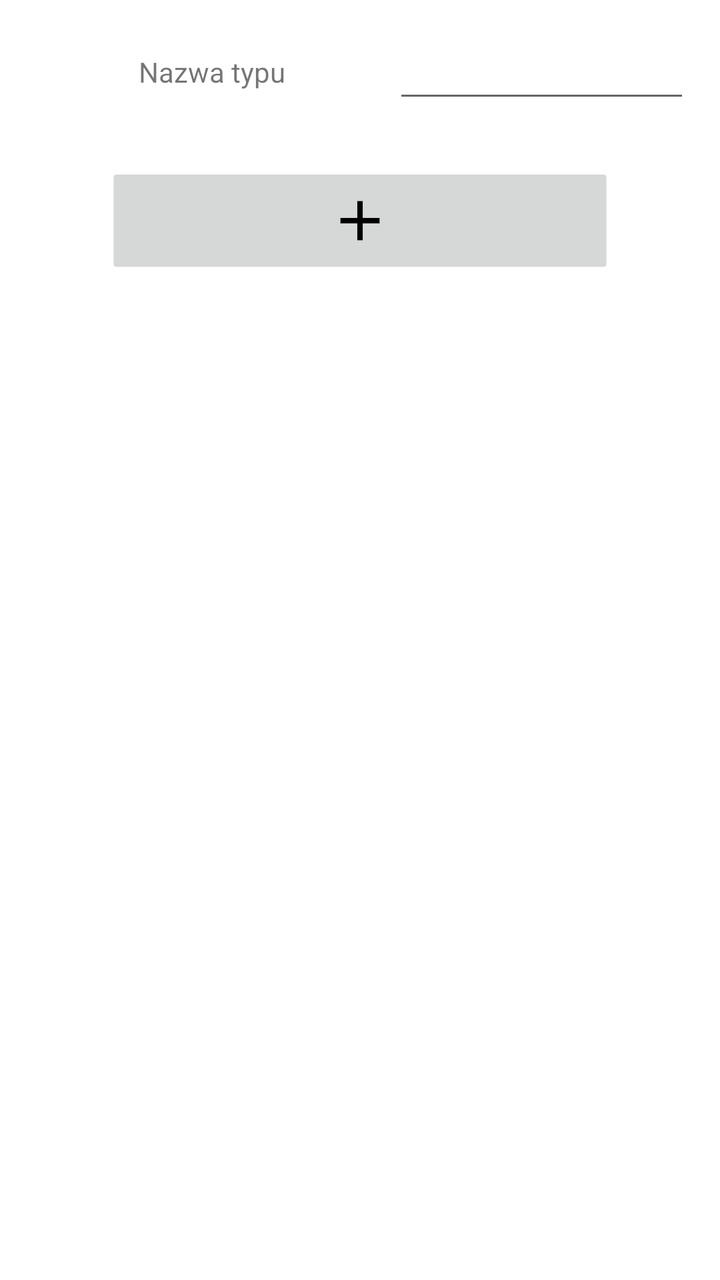
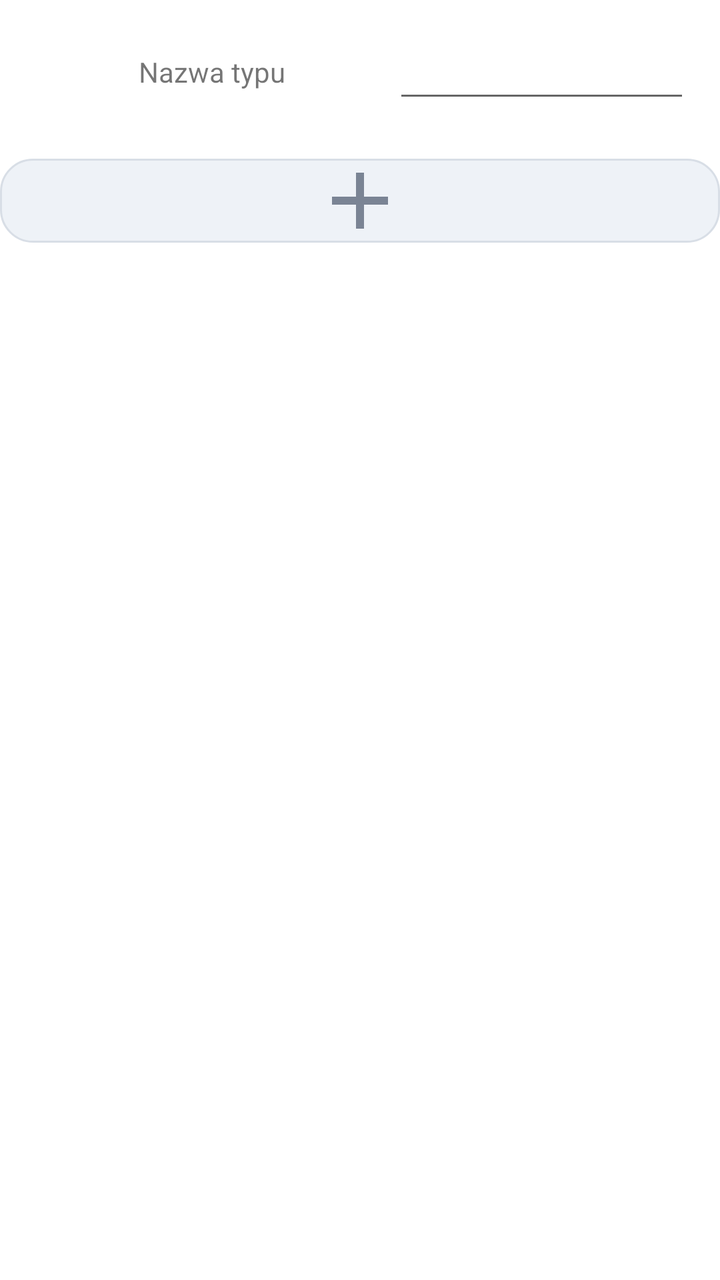

Compare the two renders of this Android layout. The source of the first and the diff that turns it into the second are given below.
<!-- AndroidManifest.xml: application theme Theme.ShoppingList -->
<!-- res/layout/add_amount_type_dialog_layout.xml -->
<?xml version="1.0" encoding="utf-8"?>
<RelativeLayout xmlns:android="http://schemas.android.com/apk/res/android"
    xmlns:app="http://schemas.android.com/apk/res-auto"
    android:layout_width="match_parent"
    android:layout_height="match_parent"
    android:orientation="vertical">

    <androidx.constraintlayout.widget.ConstraintLayout
        android:id="@+id/constraintLayout"
        android:layout_width="match_parent"
        android:layout_height="wrap_content"
        android:padding="15dp">

        <TextView
            android:id="@+id/textView2"
            android:layout_width="wrap_content"
            android:layout_height="wrap_content"
            android:layout_weight="1"
            android:text="@string/amount_type_name_label"
            app:layout_constraintBottom_toBottomOf="parent"
            app:layout_constraintEnd_toStartOf="@+id/guideline5"
            app:layout_constraintStart_toStartOf="parent"
            app:layout_constraintTop_toTopOf="parent" />

        <EditText
            android:id="@+id/amountTypeNameEditText"
            android:layout_width="0dp"
            android:layout_height="wrap_content"
            android:layout_weight="1"
            android:autofillHints=""
            android:inputType="text"
            app:layout_constraintBottom_toBottomOf="parent"
            app:layout_constraintEnd_toEndOf="parent"
            app:layout_constraintStart_toStartOf="@+id/guideline5"
            app:layout_constraintTop_toTopOf="parent" />

        <androidx.constraintlayout.widget.Guideline
            android:id="@+id/guideline4"
            android:layout_width="wrap_content"
            android:layout_height="wrap_content"
            android:orientation="vertical"
            app:layout_constraintGuide_percent="0.45" />

        <androidx.constraintlayout.widget.Guideline
            android:id="@+id/guideline5"
            android:layout_width="wrap_content"
            android:layout_height="wrap_content"
            android:orientation="vertical"
            app:layout_constraintGuide_percent="0.55" />

    </androidx.constraintlayout.widget.ConstraintLayout>

    <ImageButton
        android:id="@+id/acceptNewAmountTypeButton"
        android:layout_width="wrap_content"
        android:layout_height="wrap_content"
        android:layout_below="@+id/constraintLayout"
        android:layout_alignParentStart="true"
        android:layout_alignParentEnd="true"
        android:layout_gravity="center"
        android:contentDescription="@string/todo"
        android:padding="15dp"
        android:src="@drawable/baseline_add_24"
        android:scaleX="0.7"
        android:scaleY="0.7"/>

</RelativeLayout>
<!-- resources referenced by this layout -->
<resources>
  <!-- drawable baseline_add_24 (drawable) -->
  <vector xmlns:android="http://schemas.android.com/apk/res/android" android:height="48dp" android:tint="#000000" android:viewportHeight="24" android:viewportWidth="24" android:width="48dp">
        
      <path android:fillColor="@android:color/white" android:pathData="M19,13h-6v6h-2v-6H5v-2h6V5h2v6h6v2z"/>
      
  </vector>
  <string name="amount_type_name_label">Nazwa typu</string>
  <string name="todo">TODO</string>
  <style name="Theme.ShoppingList" parent="Theme.MaterialComponents.DayNight.NoActionBar">
          
          <item name="colorPrimary">@color/light_gray</item>
          <item name="colorPrimaryVariant">@color/gray</item>
          <item name="colorOnPrimary">@color/white</item>
          
          <item name="colorSecondary">@color/teal_200</item>
          <item name="colorSecondaryVariant">@color/teal_700</item>
          <item name="colorOnSecondary">@color/black</item>
          
          <item name="android:statusBarColor">?attr/colorPrimaryVariant</item>
          
      </style>
  <color name="light_gray">#FFD3D3D3</color>
  <color name="gray">#FF808080</color>s
  <color name="white">#FFFFFFFF</color>
  <color name="teal_200">#FF03DAC5</color>
  <color name="teal_700">#FF018786</color>
  <color name="black">#FF000000</color>
</resources>

<!-- the commit's change to res/layout/add_amount_type_dialog_layout.xml (unified diff, before → after) -->
@@ -52,16 +52,17 @@
 
     <ImageButton
         android:id="@+id/acceptNewAmountTypeButton"
-        android:layout_width="wrap_content"
-        android:layout_height="wrap_content"
+        android:layout_width="match_parent"
+        android:layout_height="@dimen/dialog_cta_action_height"
         android:layout_below="@+id/constraintLayout"
         android:layout_alignParentStart="true"
         android:layout_alignParentEnd="true"
         android:layout_gravity="center"
+        android:layout_marginTop="8dp"
+        android:background="@drawable/ripple_dialog_cta"
         android:contentDescription="@string/todo"
-        android:padding="15dp"
+        android:padding="8dp"
         android:src="@drawable/baseline_add_24"
-        android:scaleX="0.7"
-        android:scaleY="0.7"/>
+        app:tint="@color/dialog_cta_icon" />
 
 </RelativeLayout>
<!-- resource entries referenced after the edit -->
@@ -1,11 +1,27 @@
 <!-- resources referenced by this layout -->
 <resources>
+  <color name="dialog_cta_icon">#FF7A8494</color>
+  <dimen name="dialog_cta_action_height">42dp</dimen>
   <!-- drawable baseline_add_24 (drawable) -->
   <vector xmlns:android="http://schemas.android.com/apk/res/android" android:height="48dp" android:tint="#000000" android:viewportHeight="24" android:viewportWidth="24" android:width="48dp">
         
       <path android:fillColor="@android:color/white" android:pathData="M19,13h-6v6h-2v-6H5v-2h6V5h2v6h6v2z"/>
       
   </vector>
+  <!-- drawable ripple_dialog_cta (drawable) -->
+  <?xml version="1.0" encoding="utf-8"?>
+  <ripple xmlns:android="http://schemas.android.com/apk/res/android"
+      android:color="?attr/colorControlHighlight">
+      <item>
+          <shape android:shape="rectangle">
+              <corners android:radius="@dimen/corner_radius_button" />
+              <solid android:color="@color/dialog_cta_surface" />
+              <stroke
+                  android:width="@dimen/card_stroke_width"
+                  android:color="@color/dialog_cta_stroke" />
+          </shape>
+      </item>
+  </ripple>
   <string name="amount_type_name_label">Nazwa typu</string>
   <string name="todo">TODO</string>
   <style name="Theme.ShoppingList" parent="Theme.MaterialComponents.DayNight.NoActionBar">
@@ -19,13 +35,25 @@
           <item name="colorOnSecondary">@color/black</item>
           
           <item name="android:statusBarColor">?attr/colorPrimaryVariant</item>
+          <item name="materialButtonStyle">@style/Widget.ShoppingList.Button.Primary</item>
           
       </style>
+  <dimen name="corner_radius_button">16dp</dimen>
+  <color name="dialog_cta_surface">#FFEEF2F7</color>
+  <dimen name="card_stroke_width">1dp</dimen>
+  <color name="dialog_cta_stroke">#FFD8DEE6</color>
   <color name="light_gray">#FFD3D3D3</color>
-  <color name="gray">#FF808080</color>s
+  <color name="gray">#FF808080</color>
   <color name="white">#FFFFFFFF</color>
   <color name="teal_200">#FF03DAC5</color>
   <color name="teal_700">#FF018786</color>
   <color name="black">#FF000000</color>
+  <style name="Widget.ShoppingList.Button.Primary" parent="Widget.MaterialComponents.Button">
+          <item name="cornerRadius">@dimen/corner_radius_button</item>
+          <item name="android:minHeight">48dp</item>
+          <item name="android:insetTop">0dp</item>
+          <item name="android:insetBottom">0dp</item>
+          <item name="android:textAllCaps">false</item>
+      </style>
 </resources>
 
